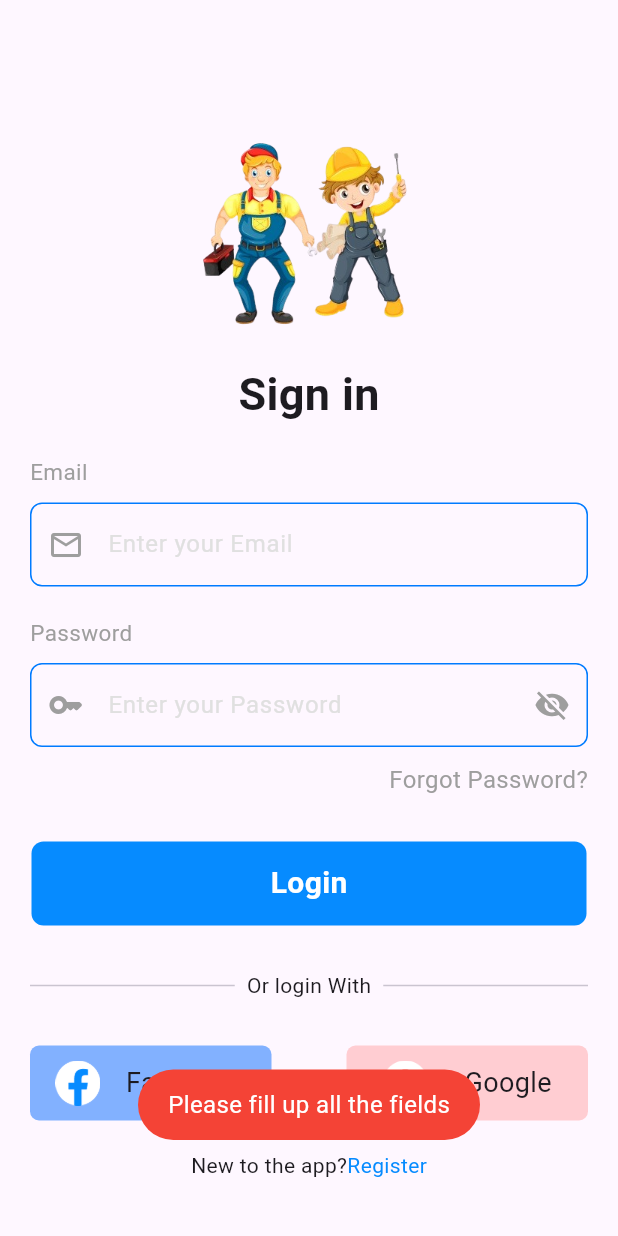
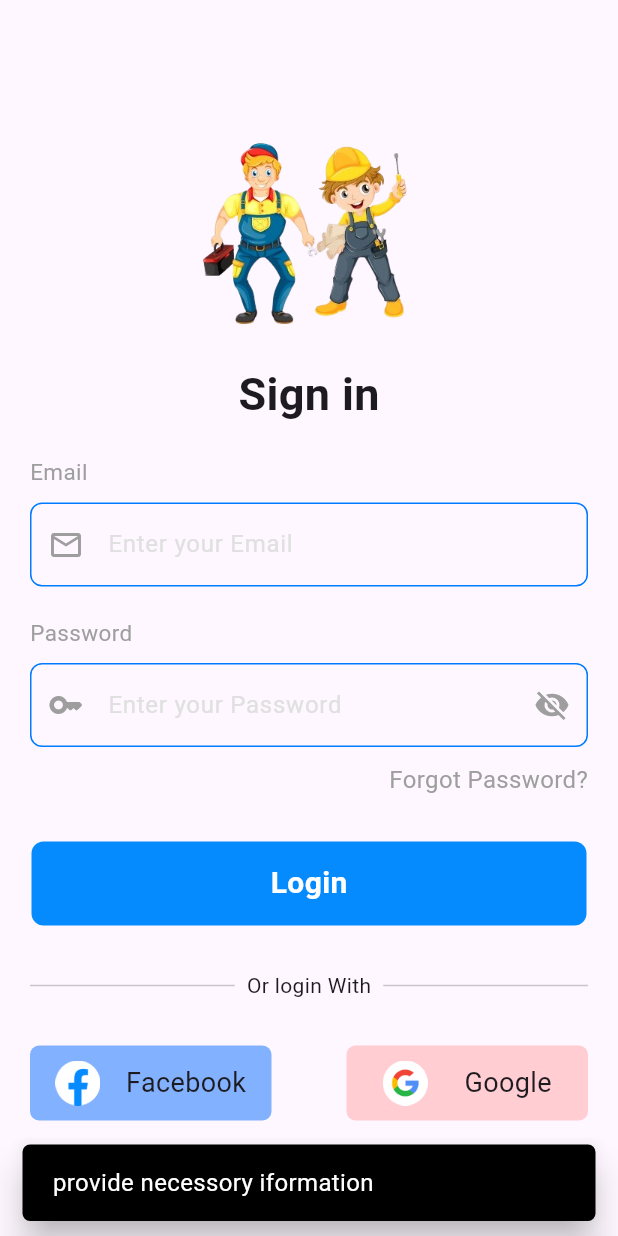
Before and after one commit to memi-omair/labour_spot, a Flutter app: the screen it shows after launch, after a tap on "Login", on a phone screen of 412 x 824 dp. Run offline on Flutter 3.47's test engine with Material 3 defaults, Android fonts, the phone set to English and light mode, and no system bars; our stand-ins replace firebase_auth, firebase_core, fluttertoast, smooth_star_rating_null_safety; missing offline and left inert: dart:js; accounts and stored records are empty; statements that could not run were skipped.

Commit message:
diferent things addition

```diff
--- a/lib/cutomalert.dart
+++ b/lib/cutomalert.dart
@@ -5,10 +5,49 @@ void showPleaseFillUpToast(String string) {
   Fluttertoast.showToast(
     msg: "Please fill up all the fields",
     toastLength: Toast.LENGTH_SHORT,
-    gravity: ToastGravity.BOTTOM,
+    //gravity: ToastGravity.BOTTOM,
     timeInSecForIosWeb: 1,
     backgroundColor: Colors.red,
     textColor: Colors.white,
     fontSize: 16.0
   );
 }
+
+class CustomToast {
+  static void show(BuildContext context, String message,
+      {ToastGravity gravity = ToastGravity.START,
+       toastLength = Toast.LENGTH_SHORT,
+      Color backgroundColor = Colors.black,
+      double fontSize = 16,
+      Color textColor = Colors.white}) {
+    final scaffold = ScaffoldMessenger.of(context);
+    scaffold.showSnackBar(
+      SnackBar(
+        content: Text(
+          message,
+          style: TextStyle(
+            color: textColor,
+            fontSize: fontSize,
+          ),
+        ),
+        duration: Duration(seconds: 2),
+        backgroundColor: backgroundColor,
+        behavior: SnackBarBehavior.floating,
+        elevation: 10,
+        shape: RoundedRectangleBorder(
+          borderRadius: BorderRadius.circular(5),
+        ),
+        // dismissDirection: DismissDirection.horizontal,
+        // margin: EdgeInsets.all(40.0)
+        // .only(
+        //   bottom: gravity == ToastGravity.BOTTOM ? 16 : 0,
+        //   top: gravity == ToastGravity.TOP ? 16 : 0,
+        //   left: gravity == ToastGravity.START ? 16 : 0,
+        //   right: gravity == ToastGravity.END ? 16 : 0,
+        // ),
+      ),
+    );
+  }
+}
+
+enum ToastGravity { TOP, BOTTOM, START, END }
--- a/lib/main.dart
+++ b/lib/main.dart
@@ -16,6 +16,8 @@ Future<void> main() async {
     DeviceOrientation.portraitUp,
   ]);
   runApp((const MaterialApp(
+          debugShowCheckedModeBanner: false, // Set this property to false
+
     home: SplashScreen(),
   )));
 }
--- a/lib/sign_Screen.dart
+++ b/lib/sign_Screen.dart
@@ -3,6 +3,7 @@ import 'package:flutter/material.dart';
 import 'package:labourspot/cutomalert.dart';
 import 'package:labourspot/home_screen.dart';
 import 'package:labourspot/register_screen.dart';
+import 'package:labourspot/worker_basic_info.dart';
 
 class SignScreen extends StatefulWidget {
   const SignScreen({super.key});
@@ -17,18 +18,22 @@ class _SignScreenState extends State<SignScreen> {
   TextEditingController passwordController=TextEditingController();
   login(String email,String password) async{
     if(email=="" && password==""){
-             showPleaseFillUpToast("error");
+          CustomToast.show(context, " provide necessory iformation ");
 
     }
     else{
       UserCredential? usercredential;
       try{
         usercredential= await FirebaseAuth.instance.signInWithEmailAndPassword(email: email, password: password).then((value) {
-          Navigator.push(context, MaterialPageRoute(builder: ((context) => HomeScreen(title:"login"))));
+          Navigator.push(context, MaterialPageRoute(builder: ((context) => WorkerBasicInfo(title:"login"))));
+        }).onError((error, stackTrace) {
+          Column(mainAxisAlignment: MainAxisAlignment.center,);
+
+                CustomToast.show(context, " fill up and provide right information ");
         });
       }
       on FirebaseAuthException catch(ex){
-        return showPleaseFillUpToast( ex.code.toString());
+        return ( ex.code.toString());
       }
     }
   }
@@ -164,7 +169,8 @@ class _SignScreenState extends State<SignScreen> {
                   ),
                   // on tap of login page
                   onTap: (){
-                    login(emailController.text.toString(), passwordController.text.toString());
+                    login(emailController.text.toString(),
+                    passwordController.text.toString());
 
                   },
                 ),
```
Also changed, not shown: lib/home_screen.dart (+36 -1 lines), lib/worker_basic_info.dart (+13 -6 lines), lib/sidedrawer.dart (deleted).
